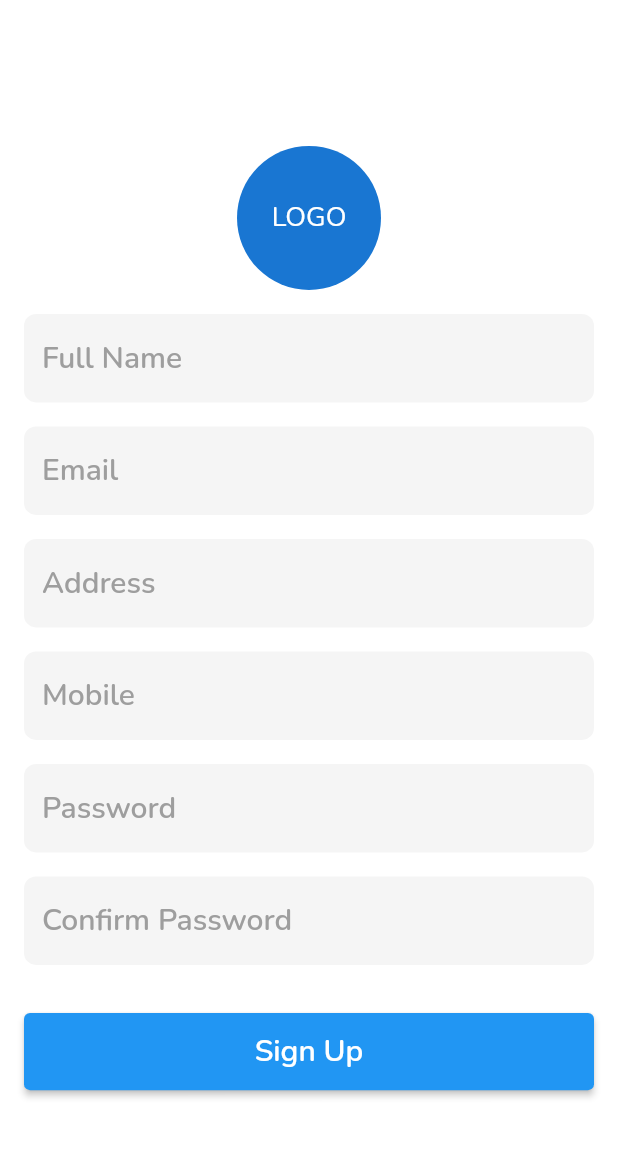
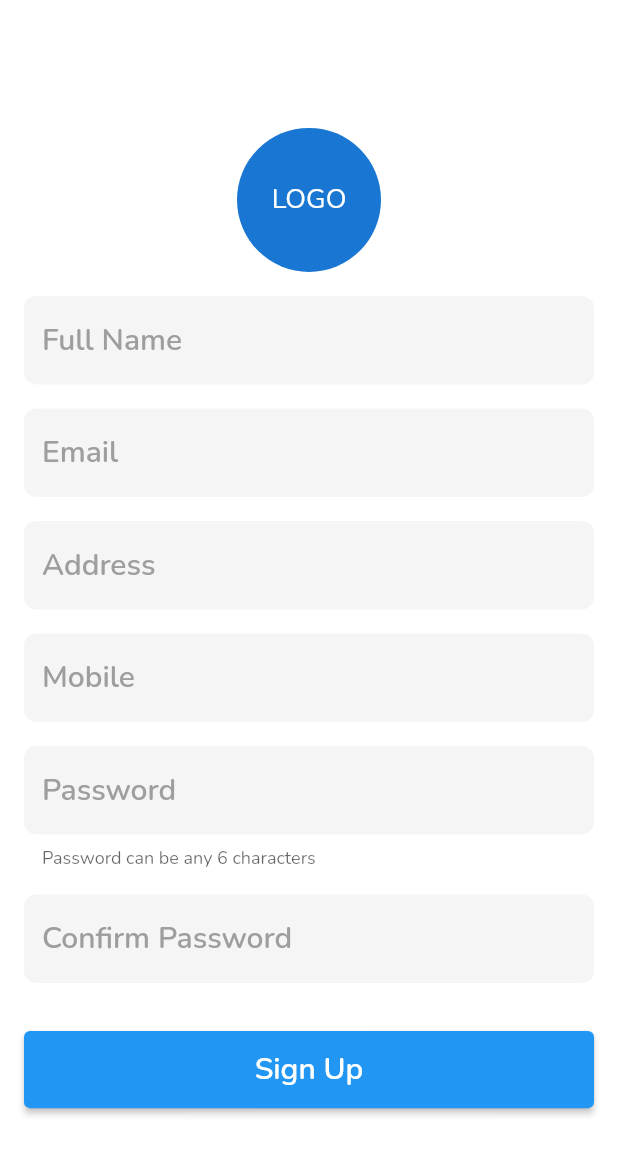
Before and after one commit to motifx007/ishop, a Flutter app: the SignUpScreen screen opened directly, on a phone screen of 412 x 824 dp. Shown: the top 1155 px of the screen. Run offline on Flutter 3.47's test engine with Material 2 defaults, Android fonts, the phone set to English and light mode, and no system bars; our stand-ins replace bloc, equatable, flutter_bloc, google_fonts, hydrated_bloc.

Commit message:
helper text for password field added in signup page

```diff
--- a/lib/src/views/ui/auth/signup.dart
+++ b/lib/src/views/ui/auth/signup.dart
@@ -133,6 +133,7 @@ class _SignUpScreenState extends State<SignUpScreen> {
         keyboardType: TextInputType.visiblePassword,
         obscureText: true,
         maxLength: 6,
+        labelText: 'Password can be any 6 characters',
       ),
     );
   }
--- a/lib/src/views/widgets/textfield.dart
+++ b/lib/src/views/widgets/textfield.dart
@@ -42,6 +42,7 @@ class _SimpleTextFieldState extends State<SimpleTextField> {
       // initialValue: 'Input text',
       decoration: InputDecoration(
         // labelText: widget.labelText,
+        helperText: widget.labelText,
         filled: true,
         fillColor: Colors.grey[250],
         hintText: widget.hintText,
```
